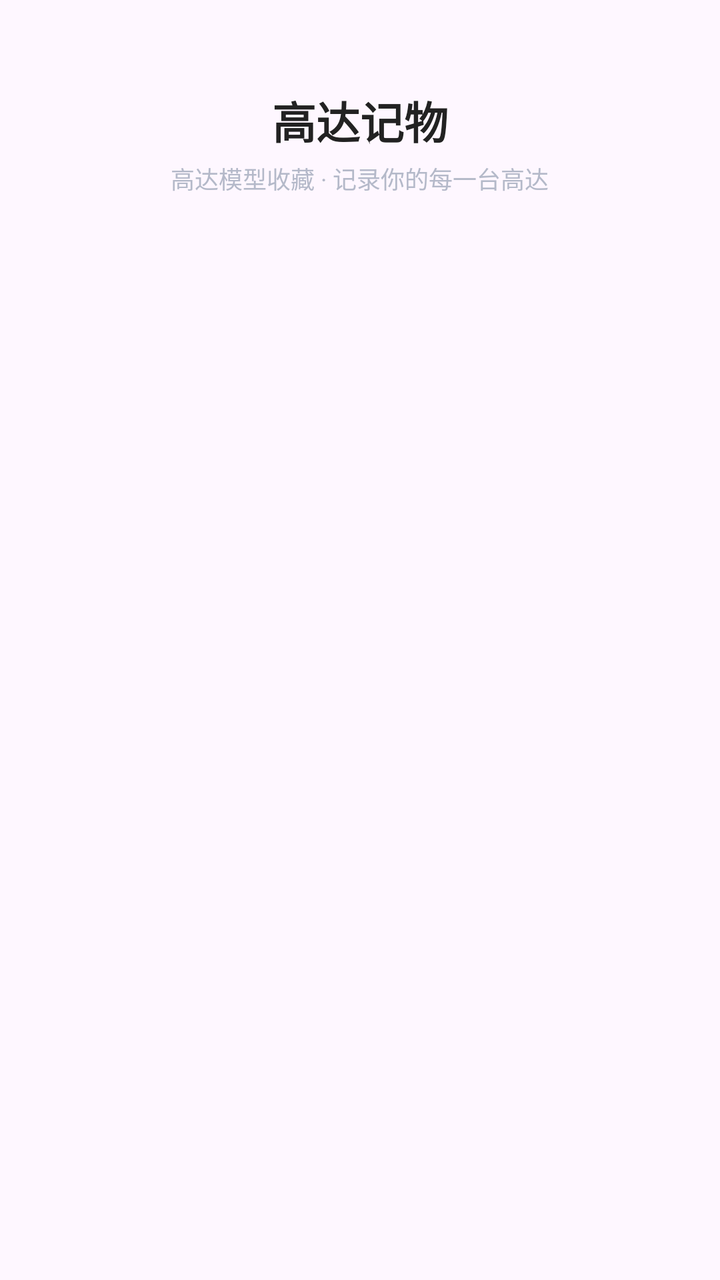
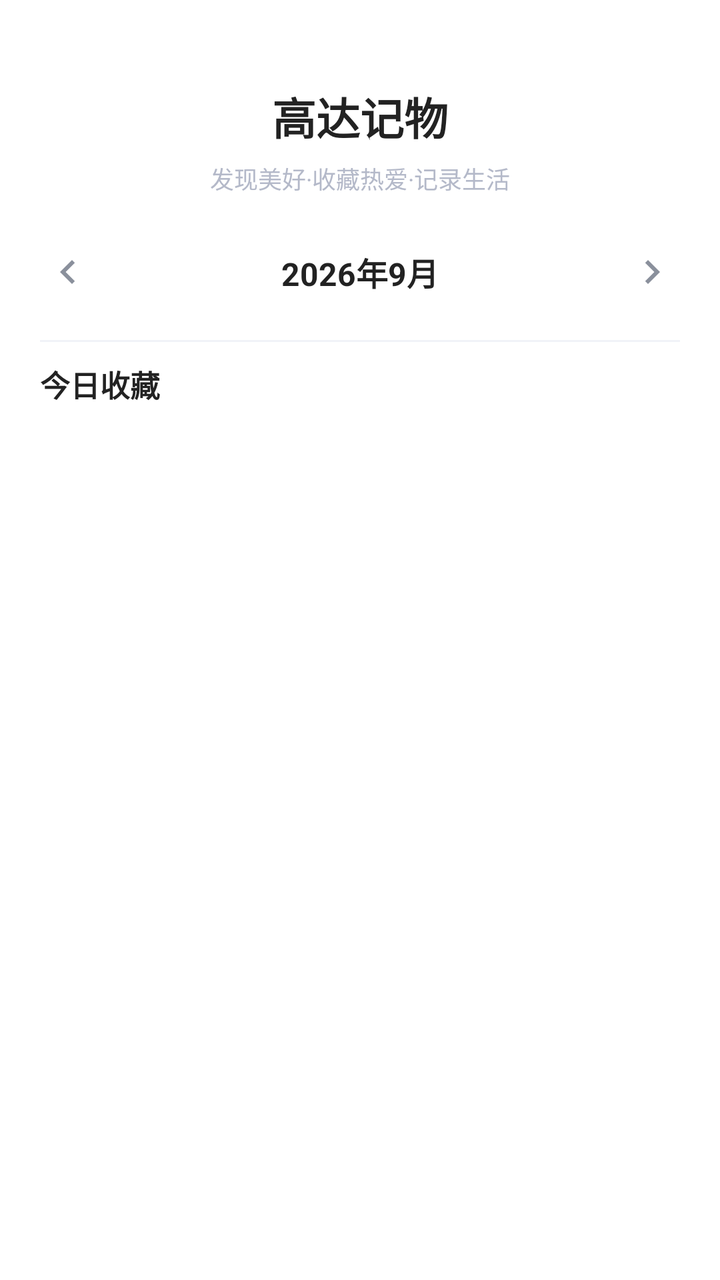

Before-and-after screenshots of an Android layout around one commit, followed by the original layout XML and the change that was made.
<!-- AndroidManifest.xml: application theme Theme.GunplaLog -->
<!-- res/layout/view_home.xml -->
<?xml version="1.0" encoding="utf-8"?>
<LinearLayout xmlns:android="http://schemas.android.com/apk/res/android"
    android:layout_width="match_parent"
    android:layout_height="match_parent"
    android:orientation="vertical"
    android:paddingTop="36dp">

    
    <LinearLayout
        android:layout_width="match_parent"
        android:layout_height="wrap_content"
        android:gravity="center_horizontal"
        android:orientation="vertical"
        android:paddingTop="8dp"
        android:paddingBottom="6dp">

        <TextView
            android:layout_width="wrap_content"
            android:layout_height="wrap_content"
            android:text="@string/app_name"
            android:textColor="@color/text_main"
            android:textSize="22sp"
            android:textStyle="bold" />

        <TextView
            android:layout_width="wrap_content"
            android:layout_height="wrap_content"
            android:layout_marginTop="4dp"
            android:text="@string/tagline"
            android:textColor="@color/text_tertiary"
            android:textSize="12sp" />
    </LinearLayout>

    
    <LinearLayout
        android:id="@+id/calendarContainer"
        android:layout_width="match_parent"
        android:layout_height="wrap_content"
        android:orientation="vertical"
        android:paddingLeft="12dp"
        android:paddingTop="12dp"
        android:paddingRight="12dp" />

    
    <FrameLayout
        android:layout_width="match_parent"
        android:layout_height="0dp"
        android:layout_weight="1">

        <androidx.recyclerview.widget.RecyclerView
            android:id="@+id/rvHome"
            android:layout_width="match_parent"
            android:layout_height="match_parent"
            android:clipToPadding="false"
            android:paddingTop="8dp"
            android:paddingBottom="8dp" />

        
        <LinearLayout
            android:id="@+id/homeEmpty"
            android:layout_width="wrap_content"
            android:layout_height="wrap_content"
            android:layout_gravity="center"
            android:gravity="center_horizontal"
            android:orientation="vertical"
            android:visibility="gone">

            <TextView
                android:layout_width="wrap_content"
                android:layout_height="wrap_content"
                android:text="📭"
                android:textSize="48sp" />

            <TextView
                android:id="@+id/tvHomeEmpty"
                android:layout_width="wrap_content"
                android:layout_height="wrap_content"
                android:layout_marginTop="12dp"
                android:text="@string/home_empty_today"
                android:textColor="@color/text_tertiary"
                android:textSize="15sp" />

            <TextView
                android:layout_width="wrap_content"
                android:layout_height="wrap_content"
                android:layout_marginTop="6dp"
                android:text="@string/home_empty_hint"
                android:textColor="@color/text_tertiary"
                android:textSize="13sp" />
        </LinearLayout>
    </FrameLayout>
</LinearLayout>
<!-- resources referenced by this layout -->
<resources>
  <color name="text_main">#222222</color>
  <color name="text_tertiary">#B4B9C9</color>
  <string name="app_name">高达记物</string>
  <string name="home_empty_hint">点击 ＋ 添加新记录</string>
  <string name="home_empty_today">这天还没有模型</string>
  <string name="tagline">高达模型收藏 · 记录你的每一台高达</string>
  <style name="Theme.GunplaLog" parent="Theme.Material3.DayNight.NoActionBar">
          <item name="colorPrimary">@color/primary</item>
          
          <item name="android:statusBarColor">@android:color/transparent</item>
          <item name="android:windowLightStatusBar">false</item>
          <item name="android:navigationBarColor">@android:color/transparent</item>
      </style>
  <color name="primary">#1E4FD6</color>
</resources>

<!-- the commit's change to res/layout/view_home.xml (unified diff, before → after) -->
@@ -2,8 +2,8 @@
 <LinearLayout xmlns:android="http://schemas.android.com/apk/res/android"
     android:layout_width="match_parent"
     android:layout_height="match_parent"
-    android:orientation="vertical"
-    android:paddingTop="36dp">
+    android:background="#FFFFFF"
+    android:orientation="vertical">
 
     
     <LinearLayout
@@ -11,24 +11,64 @@
         android:layout_height="wrap_content"
         android:gravity="center_horizontal"
         android:orientation="vertical"
-        android:paddingTop="8dp"
-        android:paddingBottom="6dp">
+        android:paddingTop="42dp"
+        android:paddingBottom="8dp">
 
         <TextView
             android:layout_width="wrap_content"
             android:layout_height="wrap_content"
-            android:text="@string/app_name"
-            android:textColor="@color/text_main"
+            android:text="@string/title_main"
+            android:textColor="#222222"
             android:textSize="22sp"
             android:textStyle="bold" />
 
         <TextView
             android:layout_width="wrap_content"
             android:layout_height="wrap_content"
-            android:layout_marginTop="4dp"
+            android:layout_marginTop="6dp"
             android:text="@string/tagline"
-            android:textColor="@color/text_tertiary"
+            android:textColor="#B4B9C9"
             android:textSize="12sp" />
+    </LinearLayout>
+
+    
+    <LinearLayout
+        android:layout_width="match_parent"
+        android:layout_height="wrap_content"
+        android:gravity="center_vertical"
+        android:orientation="horizontal"
+        android:paddingLeft="16dp"
+        android:paddingTop="12dp"
+        android:paddingRight="16dp">
+
+        <ImageView
+            android:id="@+id/btnPrevWeek"
+            android:layout_width="36dp"
+            android:layout_height="36dp"
+            android:background="?attr/selectableItemBackgroundBorderless"
+            android:contentDescription="上一周"
+            android:padding="6dp"
+            android:src="@drawable/ic_arrow_left" />
+
+        <TextView
+            android:id="@+id/tvMonthTitle"
+            android:layout_width="0dp"
+            android:layout_height="wrap_content"
+            android:layout_weight="1"
+            android:gravity="center"
+            android:text="2026年9月"
+            android:textColor="#222222"
+            android:textSize="16sp"
+            android:textStyle="bold" />
+
+        <ImageView
+            android:id="@+id/btnNextWeek"
+            android:layout_width="36dp"
+            android:layout_height="36dp"
+            android:background="?attr/selectableItemBackgroundBorderless"
+            android:contentDescription="下一周"
+            android:padding="6dp"
+            android:src="@drawable/ic_arrow_right" />
     </LinearLayout>
 
     
@@ -36,10 +76,33 @@
         android:id="@+id/calendarContainer"
         android:layout_width="match_parent"
         android:layout_height="wrap_content"
-        android:orientation="vertical"
-        android:paddingLeft="12dp"
-        android:paddingTop="12dp"
-        android:paddingRight="12dp" />
+        android:gravity="center_horizontal"
+        android:orientation="horizontal"
+        android:paddingLeft="8dp"
+        android:paddingTop="4dp"
+        android:paddingRight="8dp" />
+
+    
+    <View
+        android:layout_width="match_parent"
+        android:layout_height="1dp"
+        android:layout_marginLeft="20dp"
+        android:layout_marginTop="12dp"
+        android:layout_marginRight="20dp"
+        android:background="#F1F3F8" />
+
+    
+    <TextView
+        android:id="@+id/tvHomeDateLabel"
+        android:layout_width="match_parent"
+        android:layout_height="wrap_content"
+        android:paddingLeft="20dp"
+        android:paddingTop="10dp"
+        android:paddingBottom="4dp"
+        android:text="@string/home_date_label"
+        android:textColor="#222222"
+        android:textSize="15sp"
+        android:textStyle="bold" />
 
     
     <FrameLayout
@@ -52,8 +115,8 @@
             android:layout_width="match_parent"
             android:layout_height="match_parent"
             android:clipToPadding="false"
-            android:paddingTop="8dp"
-            android:paddingBottom="8dp" />
+            android:paddingTop="2dp"
+            android:paddingBottom="80dp" />
 
         
         <LinearLayout
@@ -75,17 +138,17 @@
                 android:id="@+id/tvHomeEmpty"
                 android:layout_width="wrap_content"
                 android:layout_height="wrap_content"
-                android:layout_marginTop="12dp"
+                android:layout_marginTop="14dp"
                 android:text="@string/home_empty_today"
-                android:textColor="@color/text_tertiary"
+                android:textColor="#999999"
                 android:textSize="15sp" />
 
             <TextView
                 android:layout_width="wrap_content"
                 android:layout_height="wrap_content"
-                android:layout_marginTop="6dp"
+                android:layout_marginTop="8dp"
                 android:text="@string/home_empty_hint"
-                android:textColor="@color/text_tertiary"
+                android:textColor="#CCCCCC"
                 android:textSize="13sp" />
         </LinearLayout>
     </FrameLayout>
<!-- resource entries referenced after the edit -->
@@ -1,11 +1,26 @@
 <!-- resources referenced by this layout -->
 <resources>
-  <color name="text_main">#222222</color>
-  <color name="text_tertiary">#B4B9C9</color>
-  <string name="app_name">高达记物</string>
-  <string name="home_empty_hint">点击 ＋ 添加新记录</string>
-  <string name="home_empty_today">这天还没有模型</string>
-  <string name="tagline">高达模型收藏 · 记录你的每一台高达</string>
+  <!-- drawable ic_arrow_left (drawable) -->
+  <?xml version="1.0" encoding="utf-8"?>
+  <vector xmlns:android="http://schemas.android.com/apk/res/android"
+      android:width="24dp" android:height="24dp"
+      android:viewportWidth="24" android:viewportHeight="24">
+      <path android:fillColor="#8A909C"
+          android:pathData="M15.41,7.41L14,6l-6,6 6,6 1.41,-1.41L10.83,12z" />
+  </vector>
+  <!-- drawable ic_arrow_right (drawable) -->
+  <?xml version="1.0" encoding="utf-8"?>
+  <vector xmlns:android="http://schemas.android.com/apk/res/android"
+      android:width="24dp" android:height="24dp"
+      android:viewportWidth="24" android:viewportHeight="24">
+      <path android:fillColor="#8A909C"
+          android:pathData="M8.59,16.59L10,18l6,-6 -6,-6 -1.41,1.41L13.17,12z" />
+  </vector>
+  <string name="home_date_label">今日收藏</string>
+  <string name="home_empty_hint">☀️ 切换日期，查看其他收藏</string>
+  <string name="home_empty_today">这天还没有收藏</string>
+  <string name="tagline">发现美好·收藏热爱·记录生活</string>
+  <string name="title_main">高达记物</string>
   <style name="Theme.GunplaLog" parent="Theme.Material3.DayNight.NoActionBar">
           <item name="colorPrimary">@color/primary</item>
           
